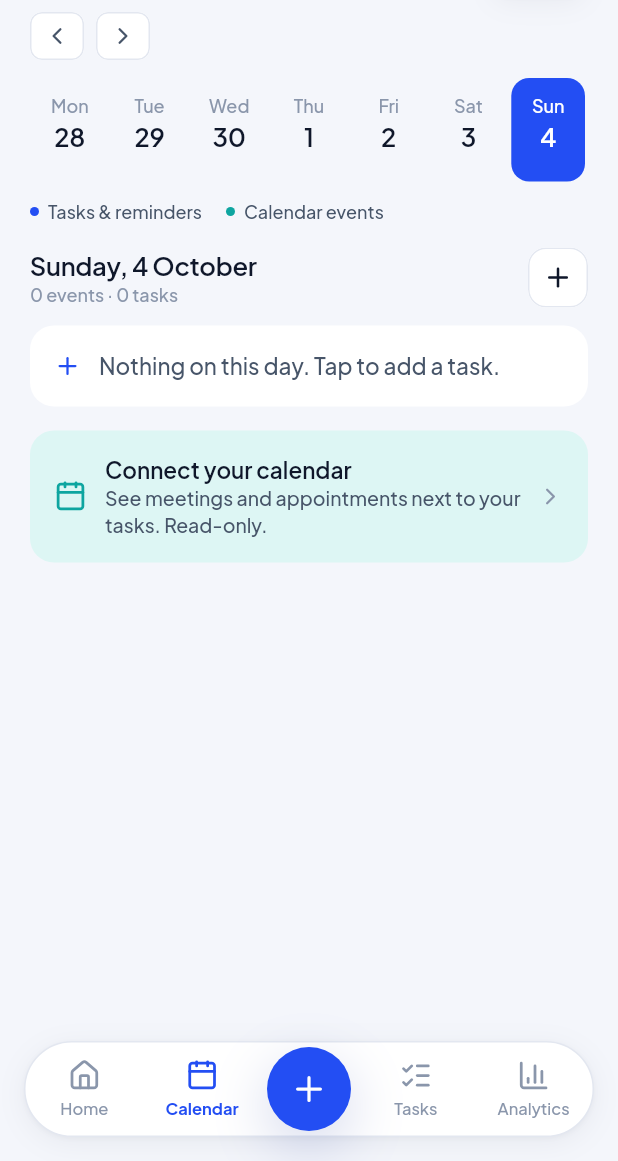
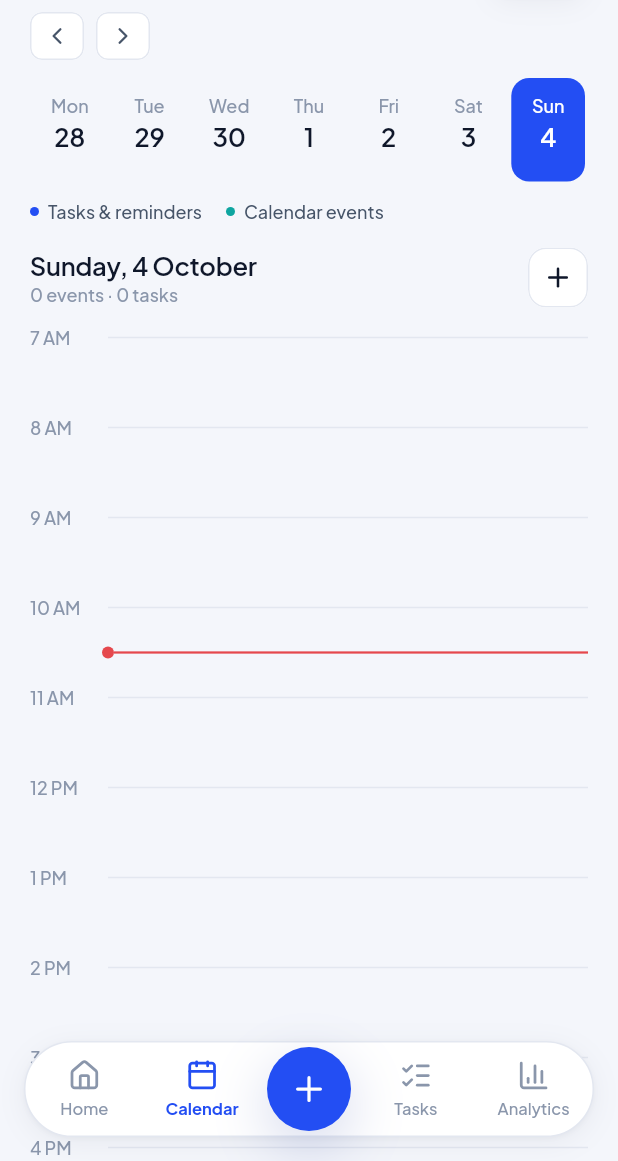
Before and after one commit to MuhammadMannan/DayFlow, a Flutter app: the screen it shows once a user with an empty profile is signed in, after a tap on "Skip", after a tap on "Calendar", after a tap on "Week", on a phone screen of 412 x 824 dp, the part 75-1236 px from its top. Run offline on Flutter 3.47's test engine with Material 3 defaults, Android fonts, the phone set to English and light mode, and no system bars; our stand-ins replace cloud_firestore, firebase_auth, firebase_core, flutter_local_notifications, google_fonts, lucide_icons_flutter and 1 more; accounts and stored records are empty.

Commit message:
Add the hour-by-hour day timeline to the Calendar week view
Timed tasks and calendar events are drawn as blocks on an hour grid,
side by side when they overlap, with untimed tasks and all-day events in
an Anytime row and a line marking the current time. Tapping an empty
slot opens the add sheet with that half hour filled in.

Co-Authored-By: Claude Opus 5.5 (1M context) <noreply@anthropic.com>

```diff
--- a/lib/screens/calendar.dart
+++ b/lib/screens/calendar.dart
@@ -8,6 +8,7 @@ import '../models/models.dart';
 import '../theme/tokens.dart';
 import '../widgets/common.dart';
 import 'add_task.dart';
+import 'day_timeline.dart';
 import 'shell.dart';
 import 'task_detail.dart';
 
@@ -160,7 +161,10 @@ class _CalendarScreenState extends State<CalendarScreen> {
             ],
           ),
           const SizedBox(height: DfSpace.s3),
-          ..._agenda(context, state, tasks, events),
+          if (_view == _View.week)
+            DayTimeline(day: _selected)
+          else
+            ..._agenda(context, state, tasks, events),
           if (state.calendarAccess != CalendarAccess.granted) ...[
             const SizedBox(height: DfSpace.s4),
             _CalendarAccessCard(state: state),
--- /dev/null
+++ b/lib/screens/day_timeline.dart
@@ -0,0 +1,453 @@
+import 'dart:math' as math;
+
+import 'package:flutter/material.dart';
+import 'package:lucide_icons_flutter/lucide_icons.dart';
+
+import '../data/app_state.dart';
+import '../models/models.dart';
+import '../theme/tokens.dart';
+import '../widgets/common.dart';
+import 'add_task.dart';
+import 'task_detail.dart';
+
+/// One timed item placed on the grid.
+class TimelineItem {
+  TimelineItem({required this.start, required this.end, this.task, this.event});
+
+  /// Minutes from midnight of the day being shown.
+  final int start;
+  final int end;
+  final Task? task;
+  final CalEvent? event;
+
+  /// Set by [layoutTimeline]: which column, out of how many, in its cluster.
+  int column = 0;
+  int columns = 1;
+}
+
+/// Tasks have no duration, so they are drawn as a block this long.
+const taskBlockMinutes = 45;
+
+/// Gives overlapping items side-by-side columns. Items that touch end to
+/// start do not count as overlapping.
+void layoutTimeline(List<TimelineItem> items) {
+  items.sort((a, b) =>
+      a.start != b.start ? a.start.compareTo(b.start) : b.end.compareTo(a.end));
+  var cluster = <TimelineItem>[];
+  var clusterEnd = -1;
+
+  void close() {
+    final cols = cluster.fold(0, (m, i) => math.max(m, i.column + 1));
+    for (final i in cluster) {
+      i.columns = cols;
+    }
+    cluster = [];
+  }
+
+  for (final item in items) {
+    if (cluster.isNotEmpty && item.start >= clusterEnd) close();
+    // First column whose last item has finished.
+    final taken = <int, int>{};
+    for (final other in cluster) {
+      taken[other.column] = math.max(taken[other.column] ?? 0, other.end);
+    }
+    var col = 0;
+    while ((taken[col] ?? 0) > item.start) {
+      col++;
+    }
+    item.column = col;
+    cluster.add(item);
+    clusterEnd = math.max(clusterEnd, item.end);
+  }
+  if (cluster.isNotEmpty) close();
+}
+
+/// Hour-by-hour view of one day: timed tasks and calendar events as blocks,
+/// untimed ones in an "Anytime" row. Tap an empty slot to add a task there.
+class DayTimeline extends StatelessWidget {
+  const DayTimeline({super.key, required this.day});
+
+  final DateTime day;
+
+  static const _hourHeight = 60.0;
+  static const _gutter = 52.0;
+
+  @override
+  Widget build(BuildContext context) {
+    final c = context.df;
+    final state = AppScope.of(context);
+    final d = dateOnly(day);
+    final tasks = state.tasksOn(d);
+    final events = state.eventsOn(d);
+
+    final anytimeTasks = tasks.where((t) => !t.hasTime).toList();
+    final allDayEvents = events.where((e) => e.allDay).toList();
+
+    int minutesOf(DateTime t) =>
+        t.difference(d).inMinutes.clamp(0, 24 * 60);
+
+    final items = <TimelineItem>[
+      for (final t in tasks.where((t) => t.hasTime))
+        TimelineItem(
+          start: minutesOf(t.due!),
+          end: math.min(24 * 60, minutesOf(t.due!) + taskBlockMinutes),
+          task: t,
+        ),
+      for (final e in events.where((e) => !e.allDay))
+        TimelineItem(
+          start: minutesOf(e.start),
+          // At least half an hour tall so the title fits.
+          end: math.min(24 * 60,
+              math.max(minutesOf(e.end), minutesOf(e.start) + 30)),
+          event: e,
+        ),
+    ];
+    layoutTimeline(items);
+
+    // Show 7 AM to 9 PM by default, widened to fit anything outside that.
+    var firstHour = 7;
+    var lastHour = 21;
+    for (final i in items) {
+      firstHour = math.min(firstHour, i.start ~/ 60);
+      lastHour = math.max(lastHour, ((i.end + 59) ~/ 60));
+    }
+    lastHour = math.min(lastHour, 24);
+    final hours = lastHour - firstHour;
+    final height = hours * _hourHeight;
+
+    double yOf(int minutes) => (minutes - firstHour * 60) / 60 * _hourHeight;
+
+    final now = DateTime.now();
+    final isToday = dateOnly(now) == d;
+    final nowMinutes = now.hour * 60 + now.minute;
+
+    return Column(
+      crossAxisAlignment: CrossAxisAlignment.start,
+      children: [
+        if (anytimeTasks.isNotEmpty || allDayEvents.isNotEmpty) ...[
+          DfCard(
+            padding: const EdgeInsets.symmetric(horizontal: 14, vertical: 10),
+            child: Row(
+              crossAxisAlignment: CrossAxisAlignment.start,
+              children: [
+                const Padding(
+                  padding: EdgeInsets.only(top: 9),
+                  child: Overline('Anytime'),
+                ),
+                const SizedBox(width: DfSpace.s3),
+                Expanded(
+                  child: Wrap(
+                    spacing: 8,
+                    runSpacing: 8,
+                    children: [
+                      for (final e in allDayEvents) _AllDayPill(event: e),
+                      for (final t in anytimeTasks) _AnytimePill(task: t),
+                    ],
+                  ),
+                ),
+              ],
+            ),
+          ),
+          const SizedBox(height: DfSpace.s3),
+        ],
+        SizedBox(
+          // Half an hour-label of headroom so the first label is not clipped.
+          height: height + 16,
+          child: LayoutBuilder(builder: (context, box) {
+            final width = box.maxWidth - _gutter;
+            return Stack(
+              clipBehavior: Clip.none,
+              children: [
+                // Hour lines and labels.
+                for (var h = 0; h <= hours; h++)
+                  Positioned(
+                    top: 8 + h * _hourHeight - 8,
+                    left: 0,
+                    right: 0,
+                    child: Row(
+                      children: [
+                        SizedBox(
+                          width: _gutter,
+                          child: Text(
+                            _hourLabel(firstHour + h),
+                            style:
+                                DfText.caption.copyWith(color: c.textMuted),
+                          ),
+                        ),
+                        Expanded(child: Container(height: 1, color: c.border)),
+                      ],
+                    ),
+                  ),
+                // Empty slots: tap to add a task at that half hour.
+                Positioned(
+                  top: 8,
+                  left: _gutter,
+                  right: 0,
+                  height: height,
+                  child: Semantics(
+                    label: 'Empty time. Tap to add a task at that time.',
+                    child: GestureDetector(
+                      behavior: HitTestBehavior.opaque,
+                      onTapUp: (details) {
+                        final minutes = firstHour * 60 +
+                            (details.localPosition.dy / _hourHeight * 60);
+                        final snapped =
+                            ((minutes / 30).floor() * 30).clamp(0, 23 * 60 + 30);
+                        showAddTask(
+                          context,
+                          day: d,
+                          time: TimeOfDay(
+                              hour: snapped ~/ 60, minute: snapped % 60),
+                        );
+                      },
+                    ),
+                  ),
+                ),
+                for (final item in items)
+                  Positioned(
+                    top: 8 + yOf(item.start) + 1,
+                    left: _gutter + width / item.columns * item.column + 2,
+                    width: width / item.columns - 4,
+                    height:
+                        math.max(40, yOf(item.end) - yOf(item.start) - 2),
+                    child: item.task != null
+                        ? _TaskBlock(task: item.task!, narrow: item.columns > 1)
+                        : _EventBlock(
+                            event: item.event!, narrow: item.columns > 1),
+                  ),
+                if (isToday &&
+                    nowMinutes >= firstHour * 60 &&
+                    nowMinutes <= lastHour * 60)
+                  Positioned(
+                    top: 8 + yOf(nowMinutes) - 4,
+                    left: _gutter - 4,
+                    right: 0,
+                    child: IgnorePointer(
+                      child: Row(
+                        children: [
+                          Container(
+                            width: 8,
+                            height: 8,
+                            decoration: BoxDecoration(
+                                color: c.danger, shape: BoxShape.circle),
+                          ),
+                          Expanded(
+                              child: Container(height: 1.5, color: c.danger)),
+                        ],
+                      ),
+                    ),
+                  ),
+              ],
+            );
+          }),
+        ),
+        const SizedBox(height: DfSpace.s3),
+        Text(
+          'Tap an empty slot to add a task at that time. Events from your phone calendars are read-only.',
+          style: DfText.small.copyWith(color: c.textMuted),
+        ),
+      ],
+    );
+  }
+
+  static String _hourLabel(int h) {
+    final hour = h % 24;
+    if (hour == 0) return '12 AM';
+    if (hour == 12) return '12 PM';
+    return hour < 12 ? '$hour AM' : '${hour - 12} PM';
+  }
+}
+
+class _TaskBlock extends StatelessWidget {
+  const _TaskBlock({required this.task, required this.narrow});
+
+  final Task task;
+  final bool narrow;
+
+  @override
+  Widget build(BuildContext context) {
+    final c = context.df;
+    final state = AppScope.of(context);
+    final tag = state.tagFor(task);
+    final tint = tag == null ? c.primary : c.tag(tag.color);
+    final bg = tag == null ? c.primarySoft : c.tagSoft(tag.color);
+    final detail = [
+      formatTime(task.due!),
+      if (task.remind) 'reminder',
+    ].join(' · ');
+
+    return Material(
+      color: bg,
+      borderRadius: BorderRadius.circular(DfRadius.md),
+      clipBehavior: Clip.antiAlias,
+      child: InkWell(
+        onTap: () => openTaskDetail(context, task),
+        child: Opacity(
+          opacity: task.isDone ? 0.6 : 1,
+          child: Row(
+            crossAxisAlignment: CrossAxisAlignment.start,
+            children: [
+              DfCheckbox(
+                checked: task.isDone,
+                color: tint,
+                onChanged: (v) => toggleTask(context, task, v),
+              ),
+              Expanded(
+                child: Padding(
+                  padding: const EdgeInsets.only(top: 5, right: 8),
+                  child: Column(
+                    crossAxisAlignment: CrossAxisAlignment.start,
+                    children: [
+                      Text(task.title,
+                          maxLines: 1,
+                          overflow: TextOverflow.ellipsis,
+                          style: DfText.smallStrong.copyWith(color: c.text)),
+                      if (!narrow)
+                        Text(detail,
+                            maxLines: 1,
+                            overflow: TextOverflow.ellipsis,
+                            style: DfText.caption
+                                .copyWith(color: c.textSecondary)),
+                    ],
+                  ),
+                ),
+              ),
+            ],
+          ),
+        ),
+      ),
+    );
+  }
+}
+
+class _EventBlock extends StatelessWidget {
+  const _EventBlock({required this.event, required this.narrow});
+
+  final CalEvent event;
+  final bool narrow;
+
+  @override
+  Widget build(BuildContext context) {
+    final c = context.df;
+    final time = '${formatTime(event.start)} – ${formatTime(event.end)}';
+    final detail =
+        event.location.isEmpty ? time : '$time · ${event.location}';
+    return Container(
+      padding: const EdgeInsets.fromLTRB(8, 6, 8, 6),
+      decoration: BoxDecoration(
+        color: c.eventSoft,
+        borderRadius: BorderRadius.circular(DfRadius.md),
+      ),
+      child: Row(
+        crossAxisAlignment: CrossAxisAlignment.stretch,
+        children: [
+          Container(
+            width: 3,
+            decoration: BoxDecoration(
+                color: c.event, borderRadius: BorderRadius.circular(2)),
+          ),
+          const SizedBox(width: 8),
+          Expanded(
+            child: Column(
+              crossAxisAlignment: CrossAxisAlignment.start,
+              children: [
+                Text(event.title.isEmpty ? 'Busy' : event.title,
+                    maxLines: 1,
+                    overflow: TextOverflow.ellipsis,
+                    style: DfText.smallStrong.copyWith(color: c.text)),
+                if (!narrow)
+                  Flexible(
+                    child: Text(detail,
+                        maxLines: 1,
+                        overflow: TextOverflow.ellipsis,
+                        style: DfText.caption
+                            .copyWith(color: c.textSecondary)),
+                  ),
+              ],
+            ),
+          ),
+        ],
+      ),
+    );
+  }
+}
+
+class _AnytimePill extends StatelessWidget {
+  const _AnytimePill({required this.task});
+  final Task task;
+
+  @override
+  Widget build(BuildContext context) {
+    final c = context.df;
+    return Material(
+      color: c.surface,
+      shape: StadiumBorder(side: BorderSide(color: c.border)),
+      clipBehavior: Clip.antiAlias,
+      child: InkWell(
+        onTap: () => openTaskDetail(context, task),
+        child: Padding(
+          padding: const EdgeInsets.fromLTRB(4, 0, 12, 0),
+          child: Row(
+            mainAxisSize: MainAxisSize.min,
+            children: [
+              SizedBox(
+                width: 32,
+                height: 34,
+                child: FittedBox(
+                  child: DfCheckbox(
+                    checked: task.isDone,
+                    onChanged: (v) => toggleTask(context, task, v),
+                  ),
+                ),
+              ),
+              ConstrainedBox(
+                constraints: const BoxConstraints(maxWidth: 180),
+                child: Text(
+                  task.title,
+                  maxLines: 1,
+                  overflow: TextOverflow.ellipsis,
+                  style: DfText.smallStrong.copyWith(
+                      color: task.isDone ? c.textMuted : c.text),
+                ),
+              ),
+            ],
+          ),
+        ),
+      ),
+    );
+  }
+}
+
+class _AllDayPill extends StatelessWidget {
+  const _AllDayPill({required this.event});
+  final CalEvent event;
+
+  @override
+  Widget build(BuildContext context) {
+    final c = context.df;
+    return Container(
+      height: 34,
+      padding: const EdgeInsets.symmetric(horizontal: 12),
+      decoration: BoxDecoration(
+        color: c.eventSoft,
+        borderRadius: BorderRadius.circular(DfRadius.full),
+      ),
+      child: Row(
+        mainAxisSize: MainAxisSize.min,
+        children: [
+          Icon(LucideIcons.calendar, size: 14, color: c.event),
+          const SizedBox(width: 6),
+          ConstrainedBox(
+            constraints: const BoxConstraints(maxWidth: 180),
+            child: Text(
+              event.title.isEmpty ? 'All day' : event.title,
+              maxLines: 1,
+              overflow: TextOverflow.ellipsis,
+              style: DfText.smallStrong.copyWith(color: c.text),
+            ),
+          ),
+        ],
+      ),
+    );
+  }
+}
```
Also changed, not shown: lib/screens/add_task.dart (+8 -2 lines), docs/redesign/23-calendar-week-timeline.png (added), 1 other file.
